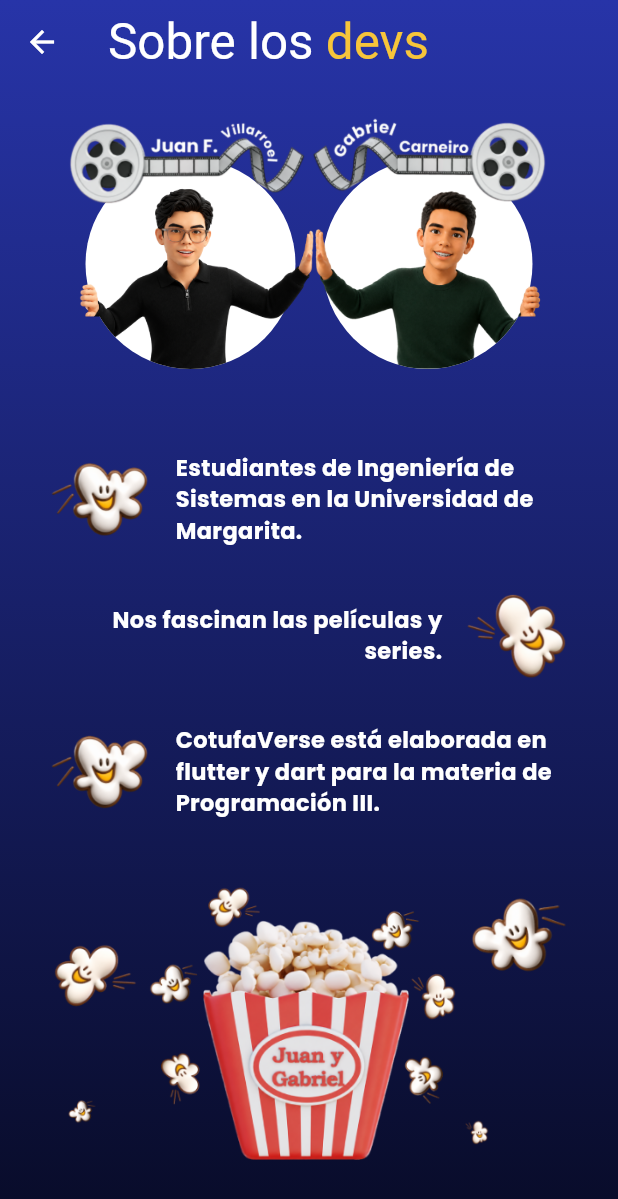
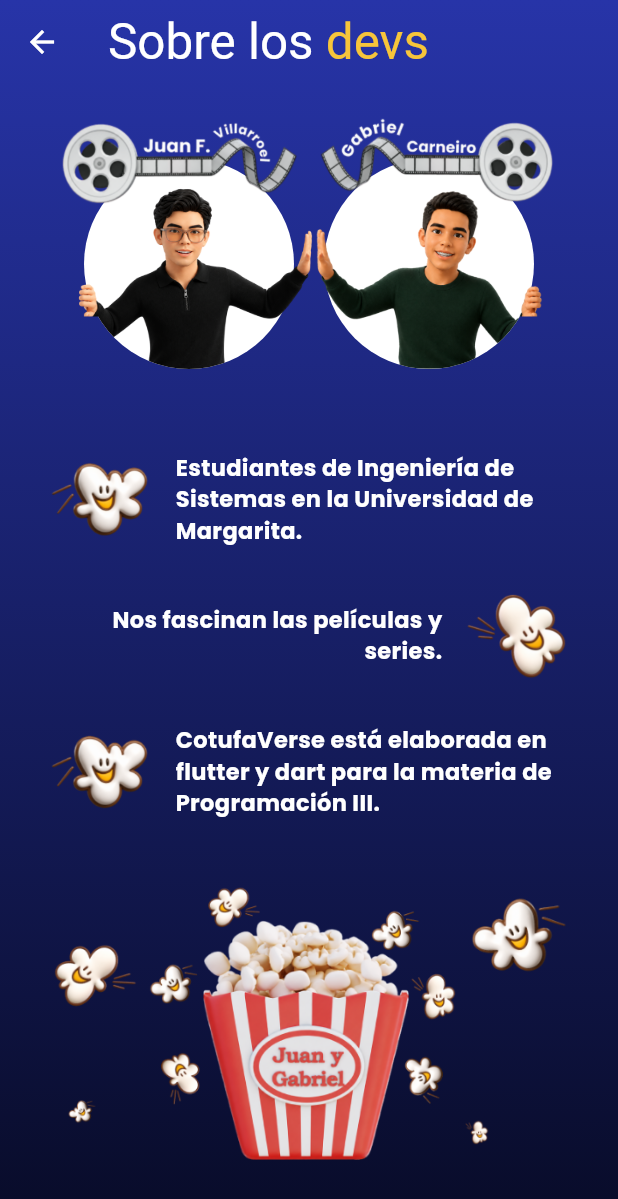
Before and after one commit to juanfranciscovm/cotufaverse, a Flutter app: the AboutDevs screen opened by its route, on a phone screen of 412 x 824 dp. Shown: the top 1199 px of the screen. Run offline on Flutter 3.47's test engine with Material 3 defaults, Android fonts, the phone set to English and light mode, and no system bars; our stand-ins replace app_links, card_swiper, curved_labeled_navigation_bar, google_fonts, shared_preferences; accounts and stored records are empty; network calls fail; Roboto replaces fonts that are missing (AgrandirWideBold); project files that could hold a hidden picture were left out.

Commit message:
fix: arreglada la mala posición al girar la pantalla de about_dev al horizontal.

```diff
--- a/lib/screens/about_devs.dart
+++ b/lib/screens/about_devs.dart
@@ -41,16 +41,17 @@
                 const SizedBox(height: 10),
 
                 //avatares
-                SizedBox(
+                Center(
+                  child: SizedBox(
                     height: 220,
-                  width: double.infinity,
+                    width: 340,
                     child: Stack(
                       clipBehavior: Clip.none,
                       alignment: Alignment.center,
                       children: [
                         //avatar juan
                         Positioned(
-                        right: (size.width / 2) + 9,
+                          left: 20,
                           top: 40,
                           child: SizedBox(
                             width: 140,
@@ -84,7 +85,7 @@
                         ),
                         //avatar gabriel
                         Positioned(
-                        left: (size.width / 2) + 9,
+                          right: 20,
                           top: 40,
                           child: SizedBox(
                             width: 140,
@@ -119,7 +120,7 @@
 
                         //rollo juan
                         Positioned(
-                        left: (size.width / 2) - 160,
+                          left: 5,
                           top: 10,
                           child: Image.asset(
                             "assets/images/rollo_juan.png",
@@ -129,7 +130,7 @@
 
                         //rollo gabriel
                         Positioned(
-                        right: (size.width / 2) - 160,
+                          right: 5,
                           top: 11,
                           child: Image.asset(
                             "assets/images/rollo_gabriel.png",
@@ -137,6 +138,7 @@
                           ),
                         ),
                       ],
+                    ),
                   ),
                 ),
 
```
Lines whose indentation alone changed are shown as unchanged.
